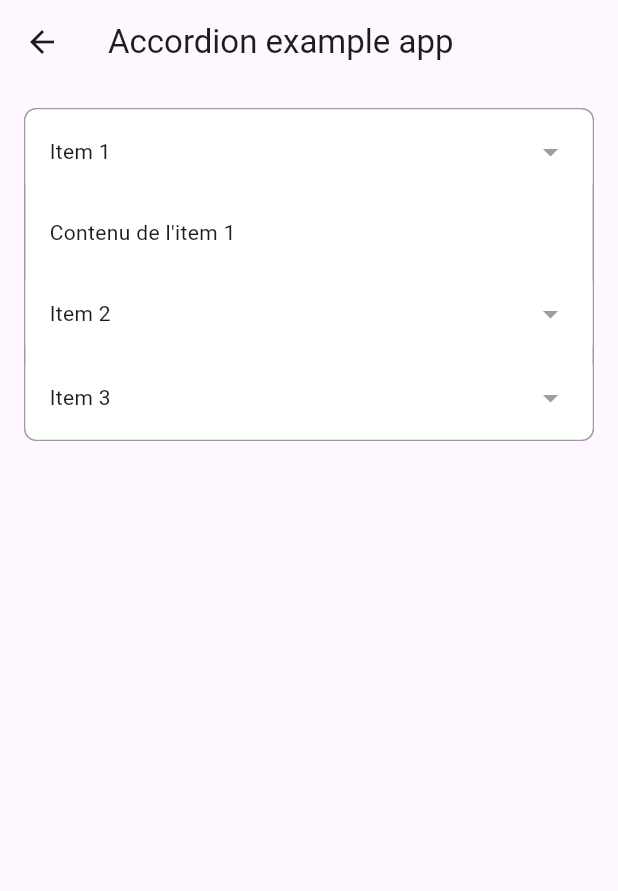
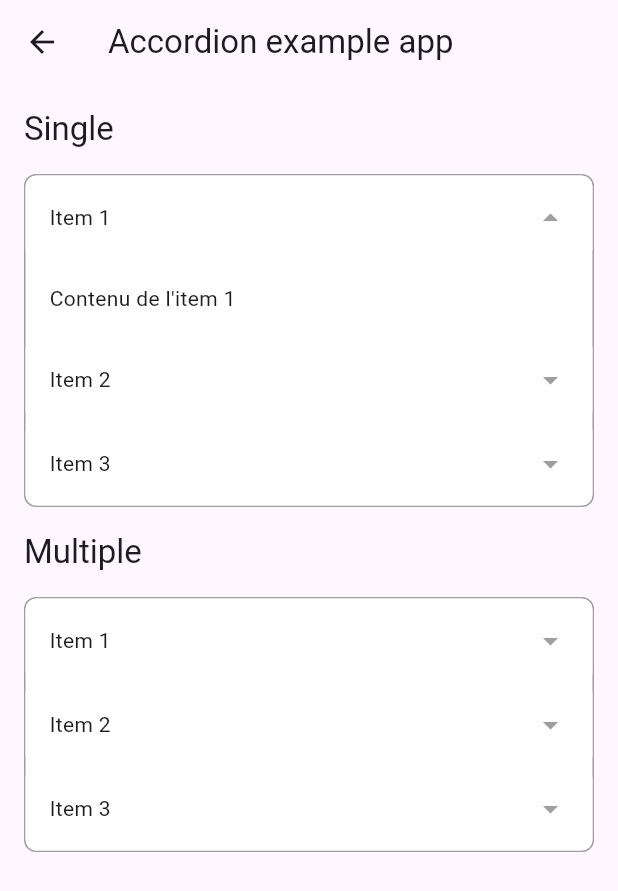
Before and after one commit to maeltoukap/flui_kit_package, a Flutter app: the AccordionExample screen opened directly, after a tap on "Item 1", on a phone screen of 412 x 824 dp. Shown: the top 891 px of the screen. Run offline on Flutter 3.47's test engine with Material 3 defaults, Android fonts, the phone set to English and light mode, and no system bars; our stand-ins replace plugin_platform_interface, web.

Commit message:
✨ feat: enhance accordion functionality and example (#14)
Refactor the accordion widget to support single and multiple
selection modes. Update the toggle logic to correctly handle
the selection state based on the accordion type. Improve the
example app by organizing the layout and demonstrating both
single and multiple accordion types. This enhances usability
and provides clearer examples for users.

Co-authored-by: maeltoukap <74214399+maeltoukap@users.noreply.github.com>

```diff
--- a/example/lib/components/accordion_example.dart
+++ b/example/lib/components/accordion_example.dart
@@ -2,9 +2,44 @@ import 'package:flui_kit/flui_kit.dart';
 import 'package:flutter/material.dart';
 
 class AccordionExample extends StatelessWidget {
-  AccordionExample({super.key});
+  const AccordionExample({super.key});
 
-  AccordionTheme accordionTheme = AccordionTheme(
+  @override
+  Widget build(BuildContext context) {
+    return Scaffold(
+      appBar: AppBar(
+        title: const Text('Accordion example app'),
+      ),
+      body: Padding(
+        padding: const EdgeInsets.all(16.0),
+        child: Column(
+          crossAxisAlignment: CrossAxisAlignment.start,
+          children: [
+            Text('Single', style: Theme.of(context).textTheme.titleLarge),
+            const SizedBox(height: 16),
+            AccordionDemoWidget(),
+            const SizedBox(height: 16),
+            Text('Multiple', style: Theme.of(context).textTheme.titleLarge),
+            const SizedBox(height: 16),
+            AccordionDemoWidget(
+              type: AccordionType.multiple,
+            ),
+          ],
+        ),
+      ),
+      // ),
+    );
+  }
+}
+
+class AccordionDemoWidget extends StatelessWidget {
+  AccordionDemoWidget({
+    super.key,
+    this.type = AccordionType.single,
+  });
+
+  final AccordionType type;
+  final AccordionTheme accordionTheme = AccordionTheme(
     titleStyle: const TextStyle(),
     childStyle: const TextStyle(),
     titleBackgroundColor: Colors.white,
@@ -20,13 +55,8 @@ class AccordionExample extends StatelessWidget {
 
   @override
   Widget build(BuildContext context) {
-    return Scaffold(
-      appBar: AppBar(
-        title: const Text('Accordion example app'),
-      ),
-      body: Padding(
-        padding: const EdgeInsets.all(16.0),
-        child: Accordion(
+    return Accordion(
+      type: type,
       children: [
         AccordionItem(
           value: 'item1',
@@ -46,9 +76,6 @@ class AccordionExample extends StatelessWidget {
       ],
       initialValue: "first",
       theme: accordionTheme,
-        ),
-      ),
-      // ),
     );
   }
 }
--- a/example/lib/main.dart
+++ b/example/lib/main.dart
@@ -1,7 +1,7 @@
 import 'package:flui_kit_example/src/pages/home/home_page.dart';
 import 'package:flutter/material.dart';
 
-// import 'components/accordion_example.dart';
+import 'components/accordion_example.dart';
 // import 'components/advanced_pagination_example.dart';
 import 'components/date_picker_example.dart';
 // import 'components/queed_notification_example.dart';
--- a/lib/src/widgets/accordion.dart
+++ b/lib/src/widgets/accordion.dart
@@ -8,8 +8,8 @@ class Accordion<T> extends StatefulWidget {
   /// The initial value of the accordion
   final T? initialValue;
 
-  /////// / The type of accordion (single or multiple)
- /////// // final AccordionType type;
+  /// The type of accordion (single or multiple)
+  final AccordionType type;
 
   /// Whether to maintain the state of the accordion
   final bool maintainState;
@@ -18,10 +18,11 @@ class Accordion<T> extends StatefulWidget {
   final AccordionTheme theme;
 
   /// Constructor for the Accordion widget
-  Accordion({
+  const Accordion({
+    super.key,
     required this.children,
     this.initialValue,
-    // this.type = AccordionType.single,
+    this.type = AccordionType.single,
     this.maintainState = false,
     required this.theme,
   });
@@ -44,19 +45,19 @@ class _AccordionState<T> extends State<Accordion<T>> {
 
   void _toggle(T value) {
     setState(() {
-      // if (widget.type == AccordionType.single) {
-      //   if (_values.contains(value)) {
-      //     _values = [];
-      //   } else {
-      //     _values = [value];
-      //   }
-      // } else {
-      if (_values.contains(value)) {
-        _values.remove(value);
+      if (widget.type == AccordionType.single) {
+        if (_values.contains(value)) {
+          _values = [];
+        } else {
+          _values = [value];
+        }
       } else {
-        _values.add(value);
+        if (_values.contains(value)) {
+          _values.remove(value);
+        } else {
+          _values.add(value);
+        }
       }
-      // }
     });
   }
 
@@ -82,6 +83,7 @@ class _AccordionState<T> extends State<Accordion<T>> {
             values: _values,
             toggle: _toggle,
             theme: widget.theme,
+            isExpanded: _values.contains(child.value),
           );
         }).toList(),
       ),
@@ -101,7 +103,7 @@ class AccordionItem<T> {
   final String child;
 
   /// Constructor for the AccordionItem class
-  AccordionItem({
+  const AccordionItem({
     required this.value,
     required this.title,
     required this.child,
@@ -122,12 +124,16 @@ class _AccordionItem<T> extends StatefulWidget {
   /// The theme of the accordion item
   final AccordionTheme theme;
 
+  /// Whether the item is expanded
+  final bool isExpanded;
+
   /// Constructor for the _AccordionItem widget
-  _AccordionItem({
+  const _AccordionItem({
     required this.child,
     required this.values,
     required this.toggle,
     required this.theme,
+    required this.isExpanded,
   });
 
   @override
@@ -151,6 +157,27 @@ class _AccordionItemState<T> extends State<_AccordionItem<T>>
       begin: 0.0,
       end: 1.0,
     ).animate(_animationController);
+
+    // Initialize expanded state
+    _expanded = widget.isExpanded;
+    if (_expanded) {
+      _animationController.value = 1.0;
+    }
+  }
+
+  @override
+  void didUpdateWidget(_AccordionItem<T> oldWidget) {
+    super.didUpdateWidget(oldWidget);
+    if (oldWidget.isExpanded != widget.isExpanded) {
+      setState(() {
+        _expanded = widget.isExpanded;
+      });
+      if (_expanded) {
+        _animationController.forward();
+      } else {
+        _animationController.reverse();
+      }
+    }
   }
 
   @override
@@ -196,7 +223,7 @@ class _AccordionItemState<T> extends State<_AccordionItem<T>>
                 RotationTransition(
                   turns: _animation,
                   child: Icon(
-                    Icons.arrow_drop_down,
+                    _expanded ? Icons.arrow_drop_up : Icons.arrow_drop_down,
                     color: widget.theme.arrowColor,
                   ),
                 ),
@@ -226,10 +253,10 @@ class _AccordionItemState<T> extends State<_AccordionItem<T>>
 }
 
 /// An enum for the type of accordion
-// enum AccordionType {
-//   single,
-//   multiple,
-// }
+enum AccordionType {
+  single,
+  multiple,
+}
 
 /// A theme for customizing the appearance of the accordion.
 class AccordionTheme {
```
Lines whose indentation alone changed are shown as unchanged.
